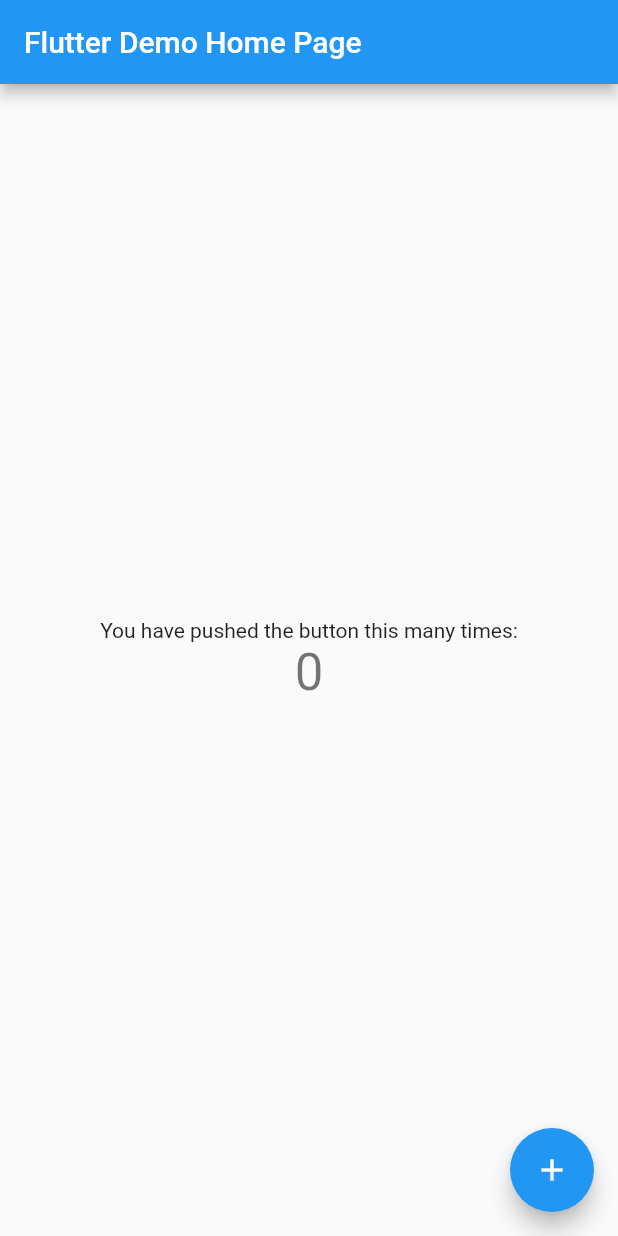
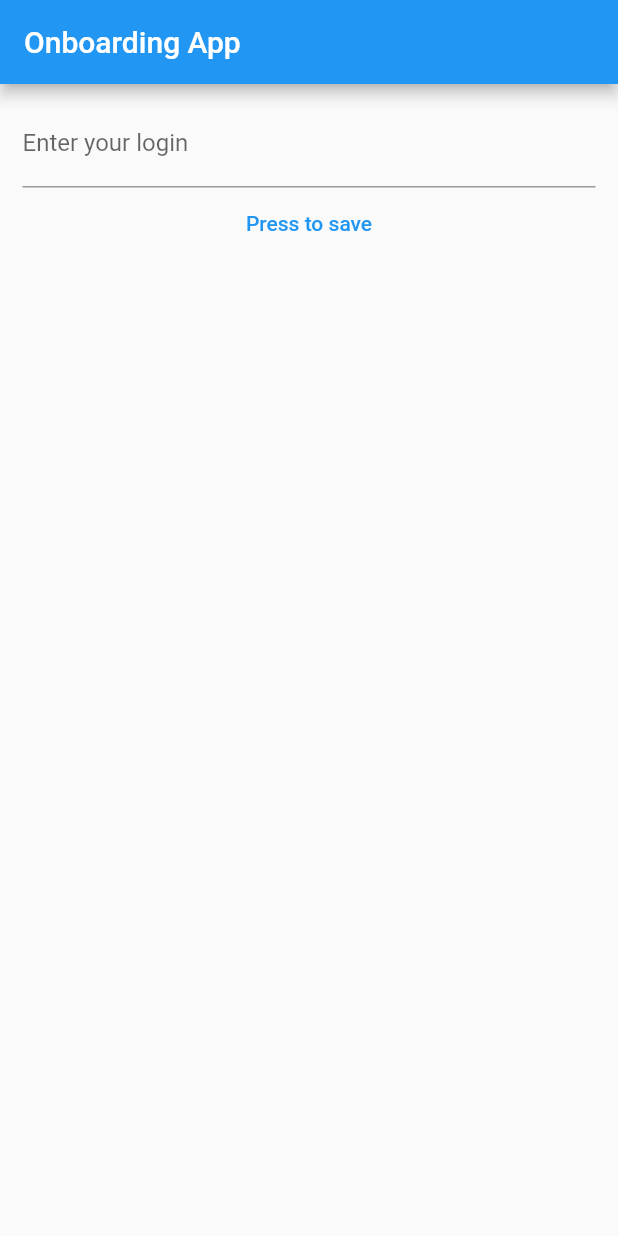
Before and after one commit to EddyMoura/flutter-onboarding-challenge, a Flutter app: the screen it shows after launch, on a phone screen of 412 x 824 dp. Run offline on Flutter 3.47's test engine with Material 2 defaults, Android fonts, the phone set to English and light mode, and no system bars.

Commit message:
Add an text button

```diff
--- a/lib/main.dart
+++ b/lib/main.dart
@@ -1,115 +1,40 @@
 import 'package:flutter/material.dart';
 
-void main() {
-  runApp(const MyApp());
+void main() => runApp(const OnboardingApp());
+
+class OnboardingApp extends StatelessWidget {
+  const OnboardingApp({Key? key}) : super(key: key);
+
+  @override
+  Widget build(BuildContext context) {
+    return const MaterialApp(home: MyHomePage());
+  }
 }
 
-class MyApp extends StatelessWidget {
-  const MyApp({super.key});
+class MyHomePage extends StatelessWidget {
+  const MyHomePage({super.key});
 
-  // This widget is the root of your application.
   @override
   Widget build(BuildContext context) {
-    return MaterialApp(
-      title: 'Flutter Demo',
-      theme: ThemeData(
-        // This is the theme of your application.
-        //
-        // Try running your application with "flutter run". You'll see the
-        // application has a blue toolbar. Then, without quitting the app, try
-        // changing the primarySwatch below to Colors.green and then invoke
-        // "hot reload" (press "r" in the console where you ran "flutter run",
-        // or simply save your changes to "hot reload" in a Flutter IDE).
-        // Notice that the counter didn't reset back to zero; the application
-        // is not restarted.
-        primarySwatch: Colors.blue,
+    return Scaffold(
+      appBar: AppBar(
+        title: const Text('Onboarding App'),
       ),
-      home: const MyHomePage(title: 'Flutter Demo Home Page'),
+      body: Container(
+        margin: const EdgeInsets.symmetric(horizontal: 15, vertical: 10),
+        child: Column(
+          crossAxisAlignment: CrossAxisAlignment.stretch,
+          children: [
+            TextFormField(
+              decoration: const InputDecoration(
+                border: UnderlineInputBorder(),
+                labelText: 'Enter your login',
+              ),
+            ),
+            TextButton(onPressed: (){}, child: const Text('Press to save'))
+          ],
+        ),
+      ),
     );
   }
 }
-
-class MyHomePage extends StatefulWidget {
-  const MyHomePage({super.key, required this.title});
-
-  // This widget is the home page of your application. It is stateful, meaning
-  // that it has a State object (defined below) that contains fields that affect
-  // how it looks.
-
-  // This class is the configuration for the state. It holds the values (in this
-  // case the title) provided by the parent (in this case the App widget) and
-  // used by the build method of the State. Fields in a Widget subclass are
-  // always marked "final".
-
-  final String title;
-
-  @override
-  State<MyHomePage> createState() => _MyHomePageState();
-}
-
-class _MyHomePageState extends State<MyHomePage> {
-  int _counter = 0;
-
-  void _incrementCounter() {
-    setState(() {
-      // This call to setState tells the Flutter framework that something has
-      // changed in this State, which causes it to rerun the build method below
-      // so that the display can reflect the updated values. If we changed
-      // _counter without calling setState(), then the build method would not be
-      // called again, and so nothing would appear to happen.
-      _counter++;
-    });
-  }
-
-  @override
-  Widget build(BuildContext context) {
-    // This method is rerun every time setState is called, for instance as done
-    // by the _incrementCounter method above.
-    //
-    // The Flutter framework has been optimized to make rerunning build methods
-    // fast, so that you can just rebuild anything that needs updating rather
-    // than having to individually change instances of widgets.
-    return Scaffold(
-      appBar: AppBar(
-        // Here we take the value from the MyHomePage object that was created by
-        // the App.build method, and use it to set our appbar title.
-        title: Text(widget.title),
-      ),
-      body: Center(
-        // Center is a layout widget. It takes a single child and positions it
-        // in the middle of the parent.
-        child: Column(
-          // Column is also a layout widget. It takes a list of children and
-          // arranges them vertically. By default, it sizes itself to fit its
-          // children horizontally, and tries to be as tall as its parent.
-          //
-          // Invoke "debug painting" (press "p" in the console, choose the
-          // "Toggle Debug Paint" action from the Flutter Inspector in Android
-          // Studio, or the "Toggle Debug Paint" command in Visual Studio Code)
-          // to see the wireframe for each widget.
-          //
-          // Column has various properties to control how it sizes itself and
-          // how it positions its children. Here we use mainAxisAlignment to
-          // center the children vertically; the main axis here is the vertical
-          // axis because Columns are vertical (the cross axis would be
-          // horizontal).
-          mainAxisAlignment: MainAxisAlignment.center,
-          children: <Widget>[
-            const Text(
-              'You have pushed the button this many times:',
-            ),
-            Text(
-              '$_counter',
-              style: Theme.of(context).textTheme.headline4,
-            ),
-          ],
-        ),
-      ),
-      floatingActionButton: FloatingActionButton(
-        onPressed: _incrementCounter,
-        tooltip: 'Increment',
-        child: const Icon(Icons.add),
-      ), // This trailing comma makes auto-formatting nicer for build methods.
-    );
-  }
-}
```
Also changed, not shown: 1 other file.
